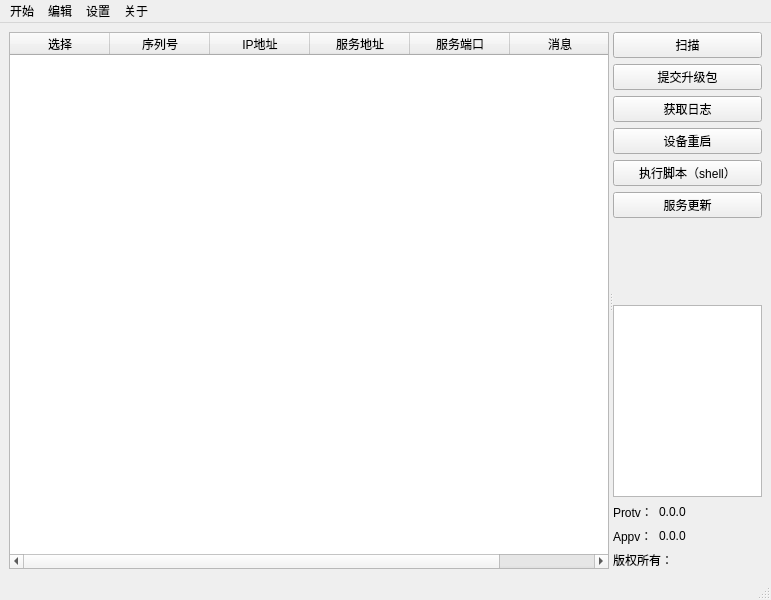
Above: WinTools/mainwindow.ui from truelv/qt_obj before the change. Below: the same form after it.
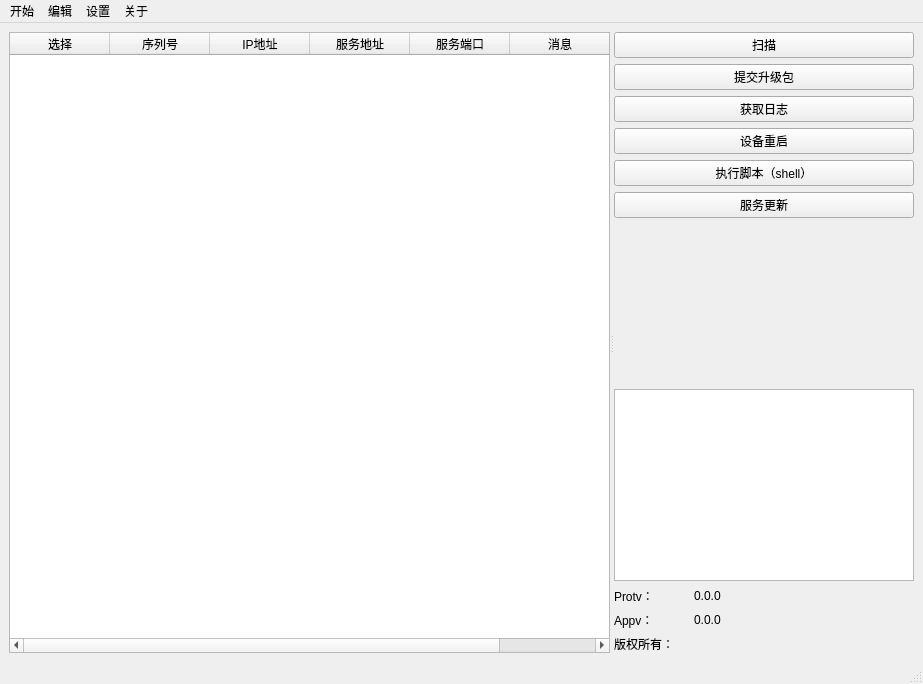
That is the form after the change.

Patch:
```diff
--- a/WinTools/mainwindow.ui
+++ b/WinTools/mainwindow.ui
@@ -6,8 +6,8 @@
    <rect>
     <x>0</x>
     <y>0</y>
-    <width>771</width>
-    <height>600</height>
+    <width>923</width>
+    <height>684</height>
    </rect>
   </property>
   <property name="windowTitle">
@@ -95,6 +95,18 @@
        </column>
       </widget>
       <widget class="QWidget" name="widget" native="true">
+       <property name="minimumSize">
+        <size>
+         <width>300</width>
+         <height>0</height>
+        </size>
+       </property>
+       <property name="maximumSize">
+        <size>
+         <width>300</width>
+         <height>16777215</height>
+        </size>
+       </property>
        <layout class="QVBoxLayout" name="verticalLayout_2">
         <item>
          <widget class="QPushButton" name="scanButton">
@@ -152,7 +164,21 @@
          </spacer>
         </item>
         <item>
-         <widget class="QTextBrowser" name="textBrowser"/>
+         <widget class="QTextBrowser" name="textBrowser">
+          <property name="minimumSize">
+           <size>
+            <width>0</width>
+            <height>0</height>
+           </size>
+          </property>
+          <property name="html">
+           <string>&lt;!DOCTYPE HTML PUBLIC &quot;-//W3C//DTD HTML 4.0//EN&quot; &quot;http://www.w3.org/TR/REC-html40/strict.dtd&quot;&gt;
+&lt;html&gt;&lt;head&gt;&lt;meta name=&quot;qrichtext&quot; content=&quot;1&quot; /&gt;&lt;style type=&quot;text/css&quot;&gt;
+p, li { white-space: pre-wrap; }
+&lt;/style&gt;&lt;/head&gt;&lt;body style=&quot; font-family:'SimSun'; font-size:9pt; font-weight:400; font-style:normal;&quot;&gt;
+&lt;p style=&quot;-qt-paragraph-type:empty; margin-top:0px; margin-bottom:0px; margin-left:0px; margin-right:0px; -qt-block-indent:0; text-indent:0px;&quot;&gt;&lt;br /&gt;&lt;/p&gt;&lt;/body&gt;&lt;/html&gt;</string>
+          </property>
+         </widget>
         </item>
         <item>
          <layout class="QHBoxLayout" name="horizontalLayout" stretch="1,3">
@@ -214,7 +240,7 @@
     <rect>
      <x>0</x>
      <y>0</y>
-     <width>771</width>
+     <width>923</width>
      <height>23</height>
     </rect>
    </property>
```
